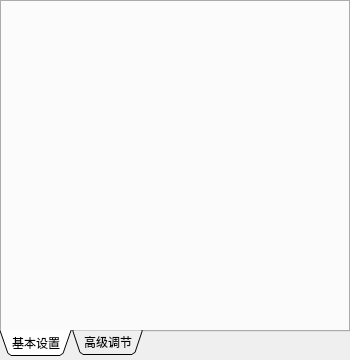
First picture: the form in greenwidget.ui, repository Ruoave/Dark-optical-sectioning-with-Qt-, before the edit.
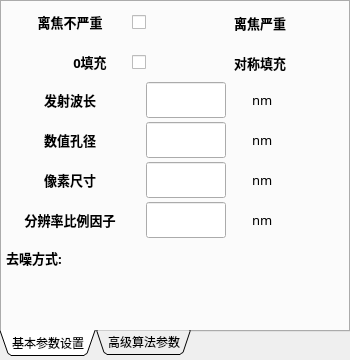
Second picture: the form after the edit. The open tabs and pages were chosen to show the change. Custom widgets are drawn as their Qt base class.

Commit message:
ui 5.1.2 第一页控件添加
设置了第一页参数控件基础布局和基础外观
还没关联上代码参数
darkSecting里把param.NA误删了，现已添回

```diff
--- a/greenwidget.ui
+++ b/greenwidget.ui
@@ -57,16 +57,508 @@
    </property>
    <widget class="QWidget" name="basicPara">
     <attribute name="title">
-     <string>基本设置</string>
+     <string>基本参数设置</string>
     </attribute>
+    <widget class="QLabel" name="notSevereLabel">
+     <property name="geometry">
+      <rect>
+       <x>20</x>
+       <y>0</y>
+       <width>96</width>
+       <height>40</height>
+      </rect>
+     </property>
+     <property name="font">
+      <font>
+       <family>微软雅黑</family>
+       <pointsize>10</pointsize>
+       <weight>75</weight>
+       <italic>false</italic>
+       <bold>true</bold>
+       <underline>false</underline>
+      </font>
+     </property>
+     <property name="toolTip">
+      <string/>
+     </property>
+     <property name="frameShadow">
+      <enum>QFrame::Plain</enum>
+     </property>
+     <property name="text">
+      <string>离焦不严重</string>
+     </property>
+     <property name="alignment">
+      <set>Qt::AlignCenter</set>
+     </property>
+    </widget>
+    <widget class="QLabel" name="isSevereLabel">
+     <property name="geometry">
+      <rect>
+       <x>210</x>
+       <y>0</y>
+       <width>96</width>
+       <height>41</height>
+      </rect>
+     </property>
+     <property name="font">
+      <font>
+       <family>微软雅黑</family>
+       <pointsize>10</pointsize>
+       <weight>75</weight>
+       <italic>false</italic>
+       <bold>true</bold>
+       <underline>false</underline>
+      </font>
+     </property>
+     <property name="toolTip">
+      <string/>
+     </property>
+     <property name="frameShadow">
+      <enum>QFrame::Plain</enum>
+     </property>
+     <property name="text">
+      <string>离焦严重</string>
+     </property>
+     <property name="alignment">
+      <set>Qt::AlignCenter</set>
+     </property>
+    </widget>
+    <widget class="QtMaterialToggle" name="isSevere_para_background">
+     <property name="geometry">
+      <rect>
+       <x>130</x>
+       <y>0</y>
+       <width>80</width>
+       <height>40</height>
+      </rect>
+     </property>
+     <property name="text">
+      <string/>
+     </property>
+    </widget>
+    <widget class="QLabel" name="synPad">
+     <property name="geometry">
+      <rect>
+       <x>210</x>
+       <y>40</y>
+       <width>96</width>
+       <height>41</height>
+      </rect>
+     </property>
+     <property name="font">
+      <font>
+       <family>微软雅黑</family>
+       <pointsize>10</pointsize>
+       <weight>75</weight>
+       <italic>false</italic>
+       <bold>true</bold>
+       <underline>false</underline>
+      </font>
+     </property>
+     <property name="toolTip">
+      <string/>
+     </property>
+     <property name="frameShadow">
+      <enum>QFrame::Plain</enum>
+     </property>
+     <property name="text">
+      <string>对称填充</string>
+     </property>
+     <property name="alignment">
+      <set>Qt::AlignCenter</set>
+     </property>
+    </widget>
+    <widget class="QLabel" name="zeroPad">
+     <property name="geometry">
+      <rect>
+       <x>40</x>
+       <y>40</y>
+       <width>96</width>
+       <height>40</height>
+      </rect>
+     </property>
+     <property name="font">
+      <font>
+       <family>微软雅黑</family>
+       <pointsize>10</pointsize>
+       <weight>75</weight>
+       <italic>false</italic>
+       <bold>true</bold>
+       <underline>false</underline>
+      </font>
+     </property>
+     <property name="toolTip">
+      <string/>
+     </property>
+     <property name="frameShadow">
+      <enum>QFrame::Plain</enum>
+     </property>
+     <property name="text">
+      <string>0填充</string>
+     </property>
+     <property name="alignment">
+      <set>Qt::AlignCenter</set>
+     </property>
+    </widget>
+    <widget class="QtMaterialToggle" name="padMethodSelect_para_pad">
+     <property name="geometry">
+      <rect>
+       <x>130</x>
+       <y>40</y>
+       <width>80</width>
+       <height>40</height>
+      </rect>
+     </property>
+     <property name="text">
+      <string/>
+     </property>
+    </widget>
+    <widget class="QtMaterialAutoComplete" name="Line_para_emwave">
+     <property name="geometry">
+      <rect>
+       <x>144</x>
+       <y>80</y>
+       <width>80</width>
+       <height>36</height>
+      </rect>
+     </property>
+    </widget>
+    <widget class="QLabel" name="emwaveLabel">
+     <property name="geometry">
+      <rect>
+       <x>8</x>
+       <y>80</y>
+       <width>120</width>
+       <height>36</height>
+      </rect>
+     </property>
+     <property name="font">
+      <font>
+       <family>微软雅黑</family>
+       <pointsize>10</pointsize>
+       <weight>75</weight>
+       <italic>false</italic>
+       <bold>true</bold>
+       <underline>false</underline>
+      </font>
+     </property>
+     <property name="toolTip">
+      <string/>
+     </property>
+     <property name="frameShadow">
+      <enum>QFrame::Plain</enum>
+     </property>
+     <property name="text">
+      <string>发射波长</string>
+     </property>
+     <property name="alignment">
+      <set>Qt::AlignCenter</set>
+     </property>
+    </widget>
+    <widget class="QLabel" name="NALabel">
+     <property name="geometry">
+      <rect>
+       <x>8</x>
+       <y>120</y>
+       <width>120</width>
+       <height>36</height>
+      </rect>
+     </property>
+     <property name="font">
+      <font>
+       <family>微软雅黑</family>
+       <pointsize>10</pointsize>
+       <weight>75</weight>
+       <italic>false</italic>
+       <bold>true</bold>
+       <underline>false</underline>
+      </font>
+     </property>
+     <property name="toolTip">
+      <string/>
+     </property>
+     <property name="frameShadow">
+      <enum>QFrame::Plain</enum>
+     </property>
+     <property name="text">
+      <string>数值孔径</string>
+     </property>
+     <property name="alignment">
+      <set>Qt::AlignCenter</set>
+     </property>
+    </widget>
+    <widget class="QtMaterialAutoComplete" name="Line_para_NA">
+     <property name="geometry">
+      <rect>
+       <x>144</x>
+       <y>120</y>
+       <width>80</width>
+       <height>36</height>
+      </rect>
+     </property>
+    </widget>
+    <widget class="QLabel" name="pixelLabel">
+     <property name="geometry">
+      <rect>
+       <x>8</x>
+       <y>160</y>
+       <width>120</width>
+       <height>36</height>
+      </rect>
+     </property>
+     <property name="font">
+      <font>
+       <family>微软雅黑</family>
+       <pointsize>10</pointsize>
+       <weight>75</weight>
+       <italic>false</italic>
+       <bold>true</bold>
+       <underline>false</underline>
+      </font>
+     </property>
+     <property name="toolTip">
+      <string/>
+     </property>
+     <property name="frameShadow">
+      <enum>QFrame::Plain</enum>
+     </property>
+     <property name="text">
+      <string>像素尺寸</string>
+     </property>
+     <property name="alignment">
+      <set>Qt::AlignCenter</set>
+     </property>
+    </widget>
+    <widget class="QtMaterialAutoComplete" name="Line_para_pixelsize">
+     <property name="geometry">
+      <rect>
+       <x>144</x>
+       <y>160</y>
+       <width>80</width>
+       <height>36</height>
+      </rect>
+     </property>
+    </widget>
+    <widget class="QLabel" name="units">
+     <property name="geometry">
+      <rect>
+       <x>250</x>
+       <y>80</y>
+       <width>36</width>
+       <height>36</height>
+      </rect>
+     </property>
+     <property name="font">
+      <font>
+       <family>微软雅黑</family>
+       <pointsize>10</pointsize>
+       <weight>50</weight>
+       <italic>false</italic>
+       <bold>false</bold>
+       <underline>false</underline>
+      </font>
+     </property>
+     <property name="toolTip">
+      <string/>
+     </property>
+     <property name="frameShadow">
+      <enum>QFrame::Plain</enum>
+     </property>
+     <property name="text">
+      <string>nm</string>
+     </property>
+    </widget>
+    <widget class="QLabel" name="units_2">
+     <property name="geometry">
+      <rect>
+       <x>250</x>
+       <y>120</y>
+       <width>36</width>
+       <height>36</height>
+      </rect>
+     </property>
+     <property name="font">
+      <font>
+       <family>微软雅黑</family>
+       <pointsize>10</pointsize>
+       <weight>50</weight>
+       <italic>false</italic>
+       <bold>false</bold>
+       <underline>false</underline>
+      </font>
+     </property>
+     <property name="toolTip">
+      <string/>
+     </property>
+     <property name="frameShadow">
+      <enum>QFrame::Plain</enum>
+     </property>
+     <property name="text">
+      <string>nm</string>
+     </property>
+    </widget>
+    <widget class="QLabel" name="units_3">
+     <property name="geometry">
+      <rect>
+       <x>250</x>
+       <y>160</y>
+       <width>36</width>
+       <height>36</height>
+      </rect>
+     </property>
+     <property name="font">
+      <font>
+       <family>微软雅黑</family>
+       <pointsize>10</pointsize>
+       <weight>50</weight>
+       <italic>false</italic>
+       <bold>false</bold>
+       <underline>false</underline>
+      </font>
+     </property>
+     <property name="toolTip">
+      <string/>
+     </property>
+     <property name="frameShadow">
+      <enum>QFrame::Plain</enum>
+     </property>
+     <property name="text">
+      <string>nm</string>
+     </property>
+    </widget>
+    <widget class="QLabel" name="units_4">
+     <property name="geometry">
+      <rect>
+       <x>250</x>
+       <y>200</y>
+       <width>36</width>
+       <height>36</height>
+      </rect>
+     </property>
+     <property name="font">
+      <font>
+       <family>微软雅黑</family>
+       <pointsize>10</pointsize>
+       <weight>50</weight>
+       <italic>false</italic>
+       <bold>false</bold>
+       <underline>false</underline>
+      </font>
+     </property>
+     <property name="toolTip">
+      <string/>
+     </property>
+     <property name="frameShadow">
+      <enum>QFrame::Plain</enum>
+     </property>
+     <property name="text">
+      <string>nm</string>
+     </property>
+    </widget>
+    <widget class="QtMaterialAutoComplete" name="Line_para_factor">
+     <property name="geometry">
+      <rect>
+       <x>144</x>
+       <y>200</y>
+       <width>80</width>
+       <height>36</height>
+      </rect>
+     </property>
+    </widget>
+    <widget class="QLabel" name="factorLabel">
+     <property name="geometry">
+      <rect>
+       <x>8</x>
+       <y>200</y>
+       <width>120</width>
+       <height>36</height>
+      </rect>
+     </property>
+     <property name="font">
+      <font>
+       <family>微软雅黑</family>
+       <pointsize>10</pointsize>
+       <weight>75</weight>
+       <italic>false</italic>
+       <bold>true</bold>
+       <underline>false</underline>
+      </font>
+     </property>
+     <property name="toolTip">
+      <string/>
+     </property>
+     <property name="frameShadow">
+      <enum>QFrame::Plain</enum>
+     </property>
+     <property name="text">
+      <string>分辨率比例因子</string>
+     </property>
+     <property name="alignment">
+      <set>Qt::AlignCenter</set>
+     </property>
+    </widget>
+    <widget class="QLabel" name="denoiseMethedLabel">
+     <property name="geometry">
+      <rect>
+       <x>4</x>
+       <y>248</y>
+       <width>80</width>
+       <height>16</height>
+      </rect>
+     </property>
+     <property name="font">
+      <font>
+       <family>微软雅黑</family>
+       <pointsize>10</pointsize>
+       <weight>75</weight>
+       <italic>false</italic>
+       <bold>true</bold>
+       <underline>false</underline>
+      </font>
+     </property>
+     <property name="toolTip">
+      <string/>
+     </property>
+     <property name="frameShadow">
+      <enum>QFrame::Plain</enum>
+     </property>
+     <property name="text">
+      <string>去噪方式:</string>
+     </property>
+     <property name="alignment">
+      <set>Qt::AlignLeading|Qt::AlignLeft|Qt::AlignVCenter</set>
+     </property>
+    </widget>
+    <widget class="QWidget" name="widget_denoiseRadioButtonPlaceholder" native="true">
+     <property name="geometry">
+      <rect>
+       <x>0</x>
+       <y>260</y>
+       <width>350</width>
+       <height>56</height>
+      </rect>
+     </property>
+    </widget>
    </widget>
    <widget class="QWidget" name="exclusivePara">
     <attribute name="title">
-     <string>高级调节</string>
+     <string>高级算法参数</string>
     </attribute>
    </widget>
   </widget>
  </widget>
+ <customwidgets>
+  <customwidget>
+   <class>QtMaterialToggle</class>
+   <extends>QCheckBox</extends>
+   <header>qtmaterialtoggle.h</header>
+  </customwidget>
+  <customwidget>
+   <class>QtMaterialAutoComplete</class>
+   <extends>QLineEdit</extends>
+   <header location="global">qtmaterialautocomplete.h</header>
+  </customwidget>
+ </customwidgets>
  <resources/>
  <connections/>
 </ui>
```
Left out of the diff: 2 changed lines with no effect on the pictures. The commit also changes 2 other files.
